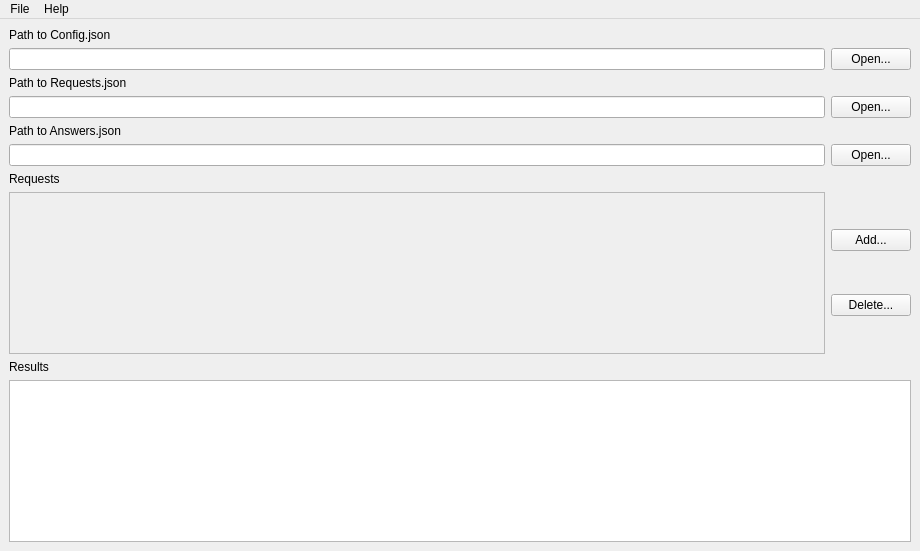
This is mainwindow.ui in Parallel1986/Search-Engine as Qt 5 draws it before an edit. The edited form follows.
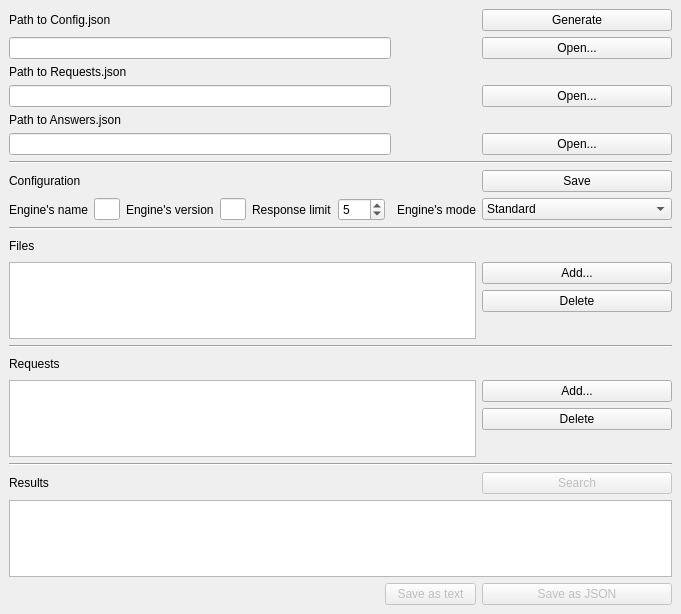
This is the edited form. Icons and pictures are not drawn.

Commit message: GUI version is become base version

```diff
--- a/mainwindow.ui
+++ b/mainwindow.ui
@@ -2,12 +2,15 @@
 <ui version="4.0">
  <class>MainWindow</class>
  <widget class="QMainWindow" name="MainWindow">
+  <property name="enabled">
+   <bool>true</bool>
+  </property>
   <property name="geometry">
    <rect>
     <x>0</x>
     <y>0</y>
-    <width>920</width>
-    <height>551</height>
+    <width>681</width>
+    <height>614</height>
    </rect>
   </property>
   <property name="windowTitle">
@@ -15,87 +18,124 @@
   </property>
   <widget class="QWidget" name="centralwidget">
    <layout class="QGridLayout" name="gridLayout_2">
-    <item row="0" column="0">
+    <item row="1" column="0">
      <layout class="QGridLayout" name="gridLayout">
-      <item row="3" column="1">
-       <widget class="QPushButton" name="requests_path_button">
+      <item row="8" column="4">
+       <widget class="QPushButton" name="config_save_button">
         <property name="text">
-         <string>Open...</string>
-        </property>
-       </widget>
-      </item>
-      <item row="2" column="0">
-       <widget class="QLabel" name="requeests_path_line">
-        <property name="text">
-         <string>Path to Requests.json</string>
-        </property>
-       </widget>
-      </item>
-      <item row="0" column="0">
-       <widget class="QLabel" name="config_path_line">
-        <property name="text">
-         <string>Path to Config.json</string>
-        </property>
-       </widget>
-      </item>
-      <item row="6" column="0">
-       <widget class="QLabel" name="requests_fieeld_line">
-        <property name="text">
-         <string>Requests</string>
-        </property>
-       </widget>
-      </item>
-      <item row="1" column="0">
-       <widget class="QLineEdit" name="config_path_edit"/>
-      </item>
-      <item row="5" column="1">
-       <widget class="QPushButton" name="answers_path_button">
-        <property name="text">
-         <string>Open...</string>
+         <string>Save</string>
         </property>
        </widget>
       </item>
       <item row="5" column="0">
-       <widget class="QLineEdit" name="answers_path_edit"/>
-      </item>
-      <item row="4" column="0">
        <widget class="QLabel" name="answers_path_line">
         <property name="text">
          <string>Path to Answers.json</string>
         </property>
        </widget>
       </item>
-      <item row="9" column="0" colspan="2">
-       <widget class="QTextBrowser" name="answers_field_edit"/>
-      </item>
-      <item row="3" column="0">
-       <widget class="QLineEdit" name="requeests_path_edit"/>
-      </item>
-      <item row="1" column="1">
+      <item row="2" column="4">
        <widget class="QPushButton" name="config_path_button">
         <property name="text">
          <string>Open...</string>
         </property>
        </widget>
       </item>
+      <item row="17" column="0" colspan="5">
+       <widget class="Line" name="line">
+        <property name="orientation">
+         <enum>Qt::Horizontal</enum>
+        </property>
+       </widget>
+      </item>
+      <item row="3" column="0">
+       <widget class="QLabel" name="requests_path_line">
+        <property name="text">
+         <string>Path to Requests.json</string>
+        </property>
+       </widget>
+      </item>
+      <item row="7" column="0" colspan="5">
+       <widget class="Line" name="line_2">
+        <property name="orientation">
+         <enum>Qt::Horizontal</enum>
+        </property>
+       </widget>
+      </item>
+      <item row="10" column="0" colspan="5">
+       <widget class="Line" name="line_4">
+        <property name="orientation">
+         <enum>Qt::Horizontal</enum>
+        </property>
+       </widget>
+      </item>
+      <item row="9" column="4">
+       <widget class="QComboBox" name="mode_select">
+        <property name="currentText">
+         <string>Standard</string>
+        </property>
+        <property name="currentIndex">
+         <number>0</number>
+        </property>
+        <property name="maxVisibleItems">
+         <number>5</number>
+        </property>
+        <property name="maxCount">
+         <number>4</number>
+        </property>
+        <property name="insertPolicy">
+         <enum>QComboBox::NoInsert</enum>
+        </property>
+        <item>
+         <property name="text">
+          <string>Standard</string>
+         </property>
+        </item>
+        <item>
+         <property name="text">
+          <string>Manual</string>
+         </property>
+        </item>
+        <item>
+         <property name="text">
+          <string>Do not use configurations' file</string>
+         </property>
+        </item>
+        <item>
+         <property name="text">
+          <string>Do not use requests' file</string>
+         </property>
+        </item>
+       </widget>
+      </item>
+      <item row="14" column="0" colspan="5">
+       <widget class="Line" name="line_3">
+        <property name="orientation">
+         <enum>Qt::Horizontal</enum>
+        </property>
+       </widget>
+      </item>
       <item row="8" column="0">
-       <widget class="QLabel" name="answers_field_line">
+       <widget class="QLabel" name="label_2">
         <property name="text">
-         <string>Results</string>
+         <string>Configuration</string>
         </property>
        </widget>
       </item>
-      <item row="7" column="0">
-       <widget class="QPlainTextEdit" name="requests_field_edit">
-        <property name="enabled">
-         <bool>false</bool>
+      <item row="16" column="0" colspan="4">
+       <widget class="QListView" name="requests_line_list">
+        <property name="sizePolicy">
+         <sizepolicy hsizetype="Expanding" vsizetype="Expanding">
+          <horstretch>0</horstretch>
+          <verstretch>0</verstretch>
+         </sizepolicy>
         </property>
-        <property name="textInteractionFlags">
-         <set>Qt::NoTextInteraction</set>
+        <property name="editTriggers">
+         <set>QAbstractItemView::SelectedClicked</set>
         </property>
        </widget>
       </item>
-      <item row="7" column="1">
+      <item row="16" column="4">
        <layout class="QVBoxLayout" name="verticalLayout">
         <item>
          <widget class="QPushButton" name="requests_add_button">
@@ -107,47 +147,365 @@
         <item>
          <widget class="QPushButton" name="requests_delete_button">
           <property name="text">
-           <string>Delete...</string>
+           <string>Delete</string>
           </property>
          </widget>
         </item>
+        <item>
+         <spacer name="verticalSpacer">
+          <property name="orientation">
+           <enum>Qt::Vertical</enum>
+          </property>
+          <property name="sizeHint" stdset="0">
+           <size>
+            <width>20</width>
+            <height>40</height>
+           </size>
+          </property>
+         </spacer>
+        </item>
        </layout>
       </item>
+      <item row="20" column="1" colspan="3">
+       <widget class="QPushButton" name="save_as_text_button">
+        <property name="enabled">
+         <bool>false</bool>
+        </property>
+        <property name="text">
+         <string>Save as text</string>
+        </property>
+       </widget>
+      </item>
+      <item row="19" column="0" colspan="5">
+       <widget class="QTreeWidget" name="results_tree_widget">
+        <property name="sizePolicy">
+         <sizepolicy hsizetype="Expanding" vsizetype="Expanding">
+          <horstretch>0</horstretch>
+          <verstretch>0</verstretch>
+         </sizepolicy>
+        </property>
+        <property name="editTriggers">
+         <set>QAbstractItemView::NoEditTriggers</set>
+        </property>
+        <property name="showDropIndicator" stdset="0">
+         <bool>false</bool>
+        </property>
+        <property name="alternatingRowColors">
+         <bool>false</bool>
+        </property>
+        <property name="selectionMode">
+         <enum>QAbstractItemView::NoSelection</enum>
+        </property>
+        <property name="rootIsDecorated">
+         <bool>true</bool>
+        </property>
+        <property name="columnCount">
+         <number>3</number>
+        </property>
+        <attribute name="headerVisible">
+         <bool>false</bool>
+        </attribute>
+        <column>
+         <property name="text">
+          <string notr="true">1</string>
+         </property>
+        </column>
+        <column>
+         <property name="text">
+          <string notr="true">2</string>
+         </property>
+        </column>
+        <column>
+         <property name="text">
+          <string notr="true">3</string>
+         </property>
+        </column>
+       </widget>
+      </item>
+      <item row="18" column="0">
+       <widget class="QLabel" name="answers_field_line">
+        <property name="text">
+         <string>Results</string>
+        </property>
+       </widget>
+      </item>
+      <item row="9" column="0" colspan="2">
+       <layout class="QHBoxLayout" name="horizontalLayout_2">
+        <item>
+         <widget class="QLabel" name="engine_name_line">
+          <property name="text">
+           <string>Engine's name</string>
+          </property>
+         </widget>
+        </item>
+        <item>
+         <widget class="QLineEdit" name="engine_name_edit">
+          <property name="enabled">
+           <bool>true</bool>
+          </property>
+          <property name="readOnly">
+           <bool>true</bool>
+          </property>
+         </widget>
+        </item>
+        <item>
+         <widget class="QLabel" name="engine_version_line">
+          <property name="text">
+           <string>Engine's version</string>
+          </property>
+         </widget>
+        </item>
+        <item>
+         <widget class="QLineEdit" name="engine_version_edit">
+          <property name="enabled">
+           <bool>true</bool>
+          </property>
+          <property name="readOnly">
+           <bool>true</bool>
+          </property>
+         </widget>
+        </item>
+        <item>
+         <widget class="QLabel" name="label_4">
+          <property name="sizePolicy">
+           <sizepolicy hsizetype="Preferred" vsizetype="Preferred">
+            <horstretch>0</horstretch>
+            <verstretch>0</verstretch>
+           </sizepolicy>
+          </property>
+          <property name="text">
+           <string>Response limit</string>
+          </property>
+         </widget>
+        </item>
+        <item>
+         <widget class="QSpinBox" name="max_response_spin">
+          <property name="minimum">
+           <number>0</number>
+          </property>
+          <property name="maximum">
+           <number>999</number>
+          </property>
+          <property name="value">
+           <number>5</number>
+          </property>
+         </widget>
+        </item>
+       </layout>
+      </item>
+      <item row="9" column="3">
+       <widget class="QLabel" name="label">
+        <property name="text">
+         <string>Engine's mode</string>
+        </property>
+       </widget>
+      </item>
+      <item row="12" column="0">
+       <layout class="QHBoxLayout" name="horizontalLayout_3">
+        <item>
+         <widget class="QLabel" name="files_line">
+          <property name="text">
+           <string>Files</string>
+          </property>
+         </widget>
+        </item>
+        <item>
+         <widget class="QLabel" name="no_files_mark">
+          <property name="enabled">
+           <bool>true</bool>
+          </property>
+          <property name="text">
+           <string/>
+          </property>
+          <property name="pixmap">
+           <pixmap>icons/warning_small.png</pixmap>
+          </property>
+         </widget>
+        </item>
+        <item>
+         <spacer name="horizontalSpacer">
+          <property name="orientation">
+           <enum>Qt::Horizontal</enum>
+          </property>
+          <property name="sizeHint" stdset="0">
+           <size>
+            <width>40</width>
+            <height>20</height>
+           </size>
+          </property>
+         </spacer>
+        </item>
+       </layout>
+      </item>
+      <item row="18" column="4">
+       <widget class="QPushButton" name="search_button">
+        <property name="enabled">
+         <bool>false</bool>
+        </property>
+        <property name="text">
+         <string>Search</string>
+        </property>
+       </widget>
+      </item>
+      <item row="13" column="0" colspan="4">
+       <widget class="QListView" name="file_view">
+        <property name="sizePolicy">
+         <sizepolicy hsizetype="Expanding" vsizetype="Expanding">
+          <horstretch>0</horstretch>
+          <verstretch>0</verstretch>
+         </sizepolicy>
+        </property>
+       </widget>
+      </item>
+      <item row="1" column="0">
+       <widget class="QLabel" name="config_path_line">
+        <property name="text">
+         <string>Path to Config.json</string>
+        </property>
+       </widget>
+      </item>
+      <item row="13" column="4">
+       <layout class="QVBoxLayout" name="verticalLayout_3">
+        <item>
+         <widget class="QPushButton" name="add_file_button">
+          <property name="text">
+           <string>Add...</string>
+          </property>
+         </widget>
+        </item>
+        <item>
+         <widget class="QPushButton" name="delete_file_button">
+          <property name="text">
+           <string>Delete</string>
+          </property>
+         </widget>
+        </item>
+        <item>
+         <spacer name="verticalSpacer_2">
+          <property name="orientation">
+           <enum>Qt::Vertical</enum>
+          </property>
+          <property name="sizeHint" stdset="0">
+           <size>
+            <width>20</width>
+            <height>40</height>
+           </size>
+          </property>
+         </spacer>
+        </item>
+       </layout>
+      </item>
+      <item row="20" column="4">
+       <widget class="QPushButton" name="save_button">
+        <property name="enabled">
+         <bool>false</bool>
+        </property>
+        <property name="text">
+         <string>Save as JSON</string>
+        </property>
+       </widget>
+      </item>
+      <item row="15" column="0">
+       <layout class="QHBoxLayout" name="horizontalLayout_4">
+        <item>
+         <widget class="QLabel" name="requests_fieeld_line">
+          <property name="text">
+           <string>Requests</string>
+          </property>
+         </widget>
+        </item>
+        <item>
+         <widget class="QLabel" name="no_requests_mark_2">
+          <property name="enabled">
+           <bool>true</bool>
+          </property>
+          <property name="text">
+           <string/>
+          </property>
+          <property name="pixmap">
+           <pixmap>icons/warning_small.png</pixmap>
+          </property>
+         </widget>
+        </item>
+        <item>
+         <spacer name="horizontalSpacer_2">
+          <property name="orientation">
+           <enum>Qt::Horizontal</enum>
+          </property>
+          <property name="sizeHint" stdset="0">
+           <size>
+            <width>40</width>
+            <height>20</height>
+           </size>
+          </property>
+         </spacer>
+        </item>
+       </layout>
+      </item>
+      <item row="1" column="4">
+       <widget class="QPushButton" name="generate_config_button">
+        <property name="text">
+         <string>Generate</string>
+        </property>
+       </widget>
+      </item>
+      <item row="4" column="4">
+       <widget class="QPushButton" name="requests_path_button">
+        <property name="text">
+         <string>Open...</string>
+        </property>
+       </widget>
+      </item>
+      <item row="6" column="4">
+       <widget class="QPushButton" name="answers_path_button">
+        <property name="text">
+         <string>Open...</string>
+        </property>
+       </widget>
+      </item>
+      <item row="4" column="3">
+       <widget class="QLabel" name="no_requests_path_mark">
+        <property name="enabled">
+         <bool>true</bool>
+        </property>
+        <property name="text">
+         <string/>
+        </property>
+        <property name="pixmap">
+         <pixmap>icons/warning_small.png</pixmap>
+        </property>
+       </widget>
+      </item>
+      <item row="2" column="3">
+       <widget class="QLabel" name="no_config_mark">
+        <property name="enabled">
+         <bool>true</bool>
+        </property>
+        <property name="text">
+         <string/>
+        </property>
+        <property name="pixmap">
+         <pixmap>icons/warning_small.png</pixmap>
+        </property>
+       </widget>
+      </item>
+      <item row="6" column="0" colspan="3">
+       <widget class="QLineEdit" name="answers_path_edit"/>
+      </item>
+      <item row="4" column="0" colspan="3">
+       <widget class="QLineEdit" name="requests_path_edit"/>
+      </item>
+      <item row="2" column="0" colspan="3">
+       <widget class="QLineEdit" name="config_path_edit"/>
+      </item>
      </layout>
     </item>
    </layout>
   </widget>
-  <widget class="QMenuBar" name="menubar">
-   <property name="geometry">
-    <rect>
-     <x>0</x>
-     <y>0</y>
-     <width>920</width>
-     <height>21</height>
-    </rect>
-   </property>
-   <widget class="QMenu" name="menuFile">
-    <property name="title">
-     <string>File</string>
-    </property>
-    <addaction name="actionOpen_Config_json"/>
-    <addaction name="actionOpen_Requests_json"/>
-    <addaction name="actionSave_Answers_json"/>
-    <addaction name="separator"/>
-    <addaction name="actionExit"/>
-   </widget>
-   <widget class="QMenu" name="menuHelp">
-    <property name="title">
-     <string>Help</string>
-    </property>
-    <addaction name="actionabout"/>
-   </widget>
-   <addaction name="menuFile"/>
-   <addaction name="menuHelp"/>
-  </widget>
   <action name="actionOpen_Config_json">
    <property name="icon">
-    <iconset theme="document-open"/>
+    <iconset theme="document-open">
+     <normaloff>.</normaloff>.</iconset>
    </property>
    <property name="text">
     <string>Open Config.json...</string>
@@ -158,7 +516,8 @@
   </action>
   <action name="actionOpen_Requests_json">
    <property name="icon">
-    <iconset theme="document-open"/>
+    <iconset theme="document-open">
+     <normaloff>.</normaloff>.</iconset>
    </property>
    <property name="text">
     <string>Open Requests.json...</string>
@@ -169,7 +528,8 @@
   </action>
   <action name="actionSave_Answers_json">
    <property name="icon">
-    <iconset theme="document-save"/>
+    <iconset theme="document-save">
+     <normaloff>.</normaloff>.</iconset>
    </property>
    <property name="text">
     <string>Save Answers.json...</string>
@@ -180,7 +540,8 @@
   </action>
   <action name="actionExit">
    <property name="icon">
-    <iconset theme="window-close"/>
+    <iconset theme="window-close">
+     <normaloff>.</normaloff>.</iconset>
    </property>
    <property name="text">
     <string>Exit</string>
```
Left out of the diff: 220 changed lines with no effect on the pictures. The commit also changes 45 other files.
